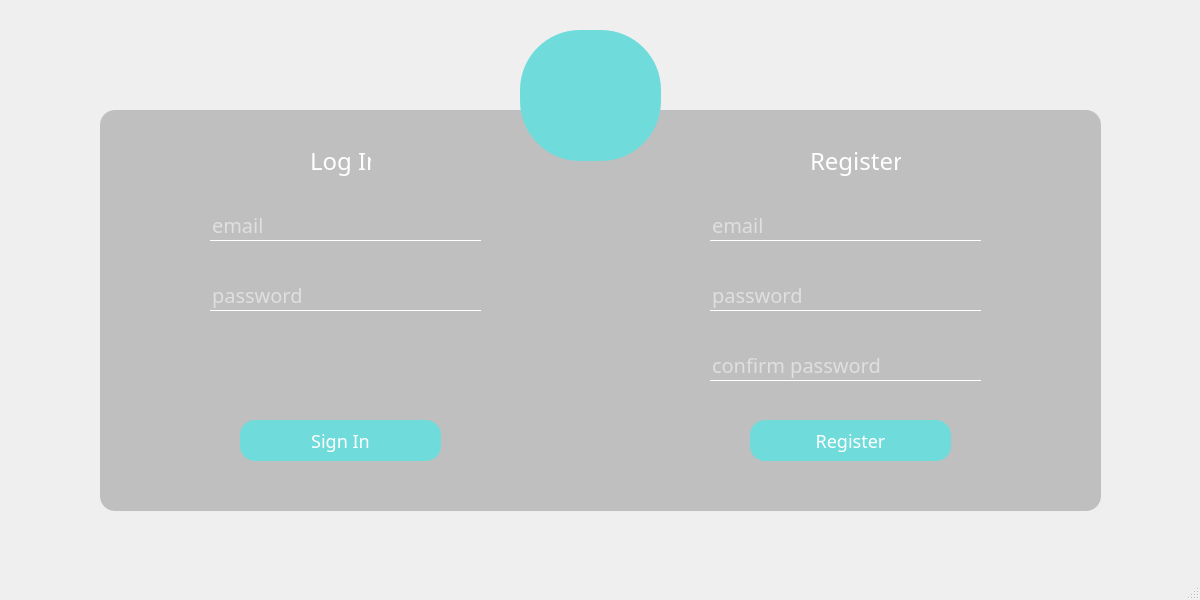
Qt form frontend/qt/mainwindow.ui (attilanagy234/Todoapp-backend) before a commit.
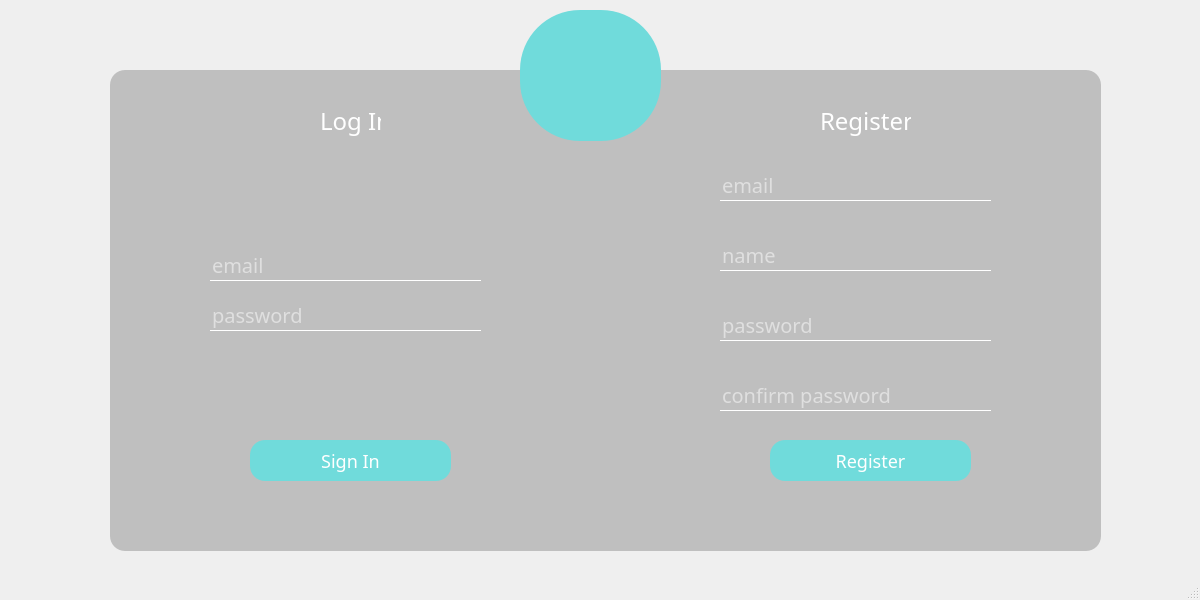
The same form after that commit. Icons and pictures are not drawn.

Diff of the .ui file:
```diff
--- a/frontend/qt/mainwindow.ui
+++ b/frontend/qt/mainwindow.ui
@@ -85,10 +85,10 @@
    <widget class="QFrame" name="loginFrame">
     <property name="geometry">
      <rect>
-      <x>100</x>
-      <y>110</y>
-      <width>1001</width>
-      <height>401</height>
+      <x>110</x>
+      <y>70</y>
+      <width>991</width>
+      <height>481</height>
      </rect>
     </property>
     <property name="frameShape">
@@ -114,7 +114,7 @@
      <property name="geometry">
       <rect>
        <x>140</x>
-       <y>310</y>
+       <y>370</y>
        <width>201</width>
        <height>41</height>
       </rect>
@@ -126,8 +126,8 @@
     <widget class="QLineEdit" name="emailLineEdit">
      <property name="geometry">
       <rect>
-       <x>110</x>
-       <y>100</y>
+       <x>100</x>
+       <y>180</y>
        <width>271</width>
        <height>31</height>
       </rect>
@@ -145,8 +145,8 @@
     <widget class="QLineEdit" name="passwordLineEdit">
      <property name="geometry">
       <rect>
-       <x>110</x>
-       <y>170</y>
+       <x>100</x>
+       <y>230</y>
        <width>271</width>
        <height>31</height>
       </rect>
@@ -197,25 +197,6 @@
      <property name="geometry">
       <rect>
        <x>610</x>
-       <y>170</y>
-       <width>271</width>
-       <height>31</height>
-      </rect>
-     </property>
-     <property name="text">
-      <string/>
-     </property>
-     <property name="echoMode">
-      <enum>QLineEdit::Password</enum>
-     </property>
-     <property name="placeholderText">
-      <string>password</string>
-     </property>
-    </widget>
-    <widget class="QLineEdit" name="registerPasswordConfLineEdit">
-     <property name="geometry">
-      <rect>
-       <x>610</x>
        <y>240</y>
        <width>271</width>
        <height>31</height>
@@ -228,14 +209,33 @@
       <enum>QLineEdit::Password</enum>
      </property>
      <property name="placeholderText">
+      <string>password</string>
+     </property>
+    </widget>
+    <widget class="QLineEdit" name="registerPasswordConfLineEdit">
+     <property name="geometry">
+      <rect>
+       <x>610</x>
+       <y>310</y>
+       <width>271</width>
+       <height>31</height>
+      </rect>
+     </property>
+     <property name="text">
+      <string/>
+     </property>
+     <property name="echoMode">
+      <enum>QLineEdit::Password</enum>
+     </property>
+     <property name="placeholderText">
       <string>confirm password</string>
      </property>
     </widget>
     <widget class="QPushButton" name="registerPushButton">
      <property name="geometry">
       <rect>
-       <x>650</x>
-       <y>310</y>
+       <x>660</x>
+       <y>370</y>
        <width>201</width>
        <height>41</height>
       </rect>
@@ -244,12 +244,31 @@
       <string>Register</string>
      </property>
     </widget>
+    <widget class="QLineEdit" name="registerNameLineEdit">
+     <property name="geometry">
+      <rect>
+       <x>610</x>
+       <y>170</y>
+       <width>271</width>
+       <height>31</height>
+      </rect>
+     </property>
+     <property name="text">
+      <string/>
+     </property>
+     <property name="echoMode">
+      <enum>QLineEdit::Normal</enum>
+     </property>
+     <property name="placeholderText">
+      <string>name</string>
+     </property>
+    </widget>
    </widget>
    <widget class="QToolButton" name="toolButton">
     <property name="geometry">
      <rect>
       <x>520</x>
-      <y>30</y>
+      <y>10</y>
       <width>141</width>
       <height>131</height>
      </rect>
```
